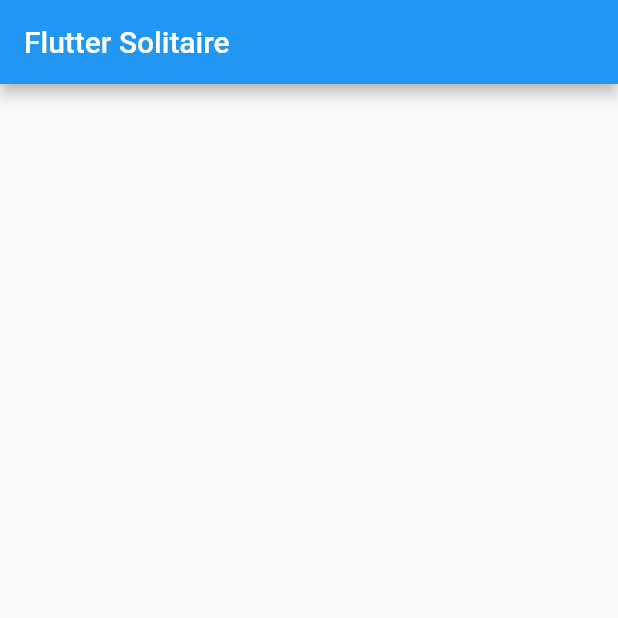
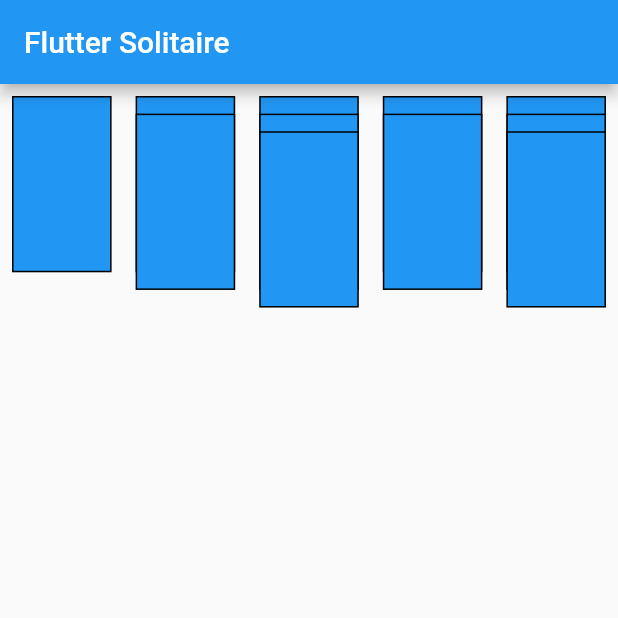
Before and after one commit to FMorschel/solitaire, a Flutter app: the screen it shows after launch, on a phone screen of 412 x 824 dp, the top half of it. Run offline on Flutter 3.47's test engine with Material 2 defaults, Android fonts, the phone set to English and light mode, and no system bars.

Commit message:
Working Basic Solitaire Deck

```diff
--- a/lib/main.dart
+++ b/lib/main.dart
@@ -1,3 +1,5 @@
+import 'dart:math';
+
 import 'package:flutter/material.dart';
 
 void main() {
@@ -34,8 +36,122 @@ class _MyHomePageState extends State<MyHomePage> {
         title: const Text('Flutter Solitaire'),
       ),
       body: Center(
-
+        child: Row(
+          children: const [
+            Expanded(
+              child: Padding(
+                padding: EdgeInsets.all(8.0),
+                child: CardColumn(),
+              ),
+            ),
+            Expanded(
+              child: Padding(
+                padding: EdgeInsets.all(8.0),
+                child: CardColumn(),
+              ),
+            ),
+            Expanded(
+              child: Padding(
+                padding: EdgeInsets.all(8.0),
+                child: CardColumn(),
+              ),
+            ),
+            Expanded(
+              child: Padding(
+                padding: EdgeInsets.all(8.0),
+                child: CardColumn(),
+              ),
+            ),
+            Expanded(
+              child: Padding(
+                padding: EdgeInsets.all(8.0),
+                child: CardColumn(),
+              ),
+            ),
+          ],
+        ),
       ),
     );
   }
 }
+
+class CardColumn extends StatelessWidget {
+  const CardColumn({Key? key}) : super(key: key);
+
+  static final random = Random();
+
+  @override
+  Widget build(BuildContext context) {
+    return LayoutBuilder(
+      builder: (context, constraints) {
+        int amount = random.nextInt(4) + 1;
+        final width = constraints.maxWidth;
+        final height = width * 1.77;
+        return StatefulBuilder(
+          builder: (context, setState) {
+            return DragTarget<int>(
+              onWillAccept: (data) => data != null,
+              onAccept: (_) {
+                setState(() => amount++);
+              },
+              builder: (context, _, __) => Column(
+                children: [
+                  SizedBox(
+                    height: constraints.maxHeight,
+                    child: Stack(
+                      fit: StackFit.expand,
+                      children: [
+                        for (int i = 0; i < amount; i++)
+                          i < (amount - 1)
+                              ? card(height, width, i, () {})
+                              : card(height, width, i, () {
+                                  if (amount > 0) setState(() => amount--);
+                                }, false),
+                      ],
+                    ),
+                  ),
+                ],
+              ),
+            );
+          },
+        );
+      },
+    );
+  }
+
+  Positioned card(
+      double height, double width, int i, VoidCallback onDragCompleted,
+      [bool ignore = true]) {
+    return Positioned(
+      top: height * 0.1 * i,
+      left: 0,
+      width: width,
+      child: Builder(
+        builder: (context) {
+          final child = Container(
+            width: width,
+            height: height,
+            decoration: BoxDecoration(
+              border: Border.all(),
+              color: Theme.of(context).primaryColor,
+            ),
+          );
+          if (ignore) {
+            return child;
+          } else {
+            return Draggable<int>(
+              data: i,
+              onDragCompleted: onDragCompleted,
+              feedback: child,
+              childWhenDragging: SizedBox(
+                width: width,
+                height: height,
+              ),
+              child: child,
+            );
+          }
+        },
+      ),
+    );
+  }
+}
```
